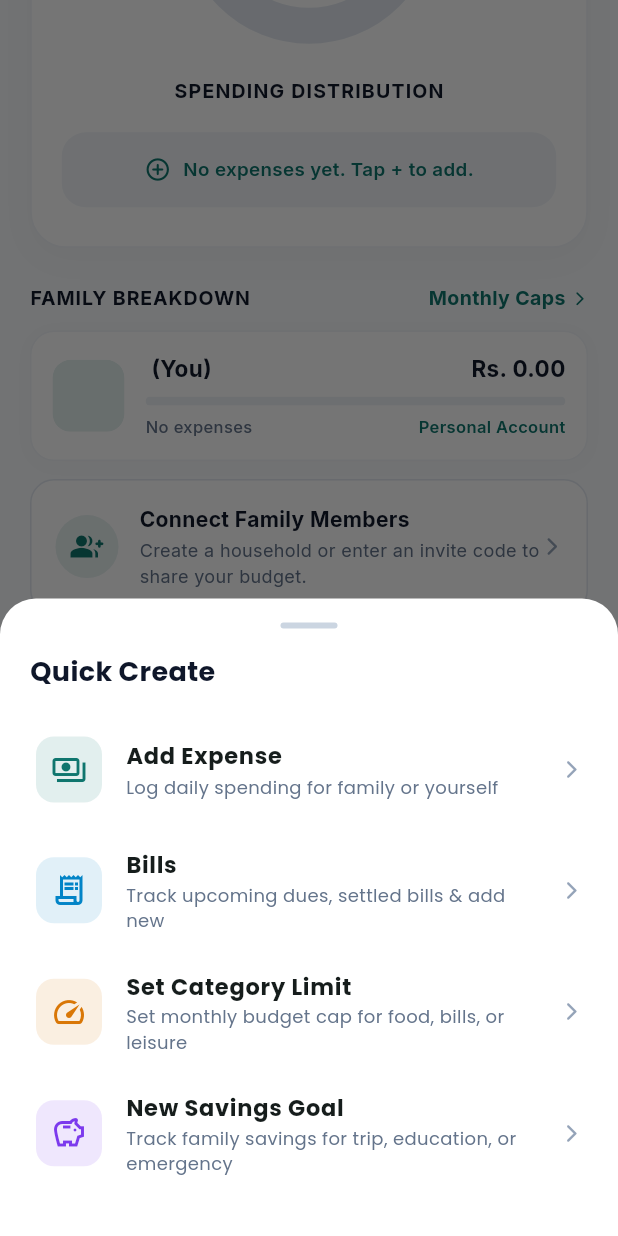
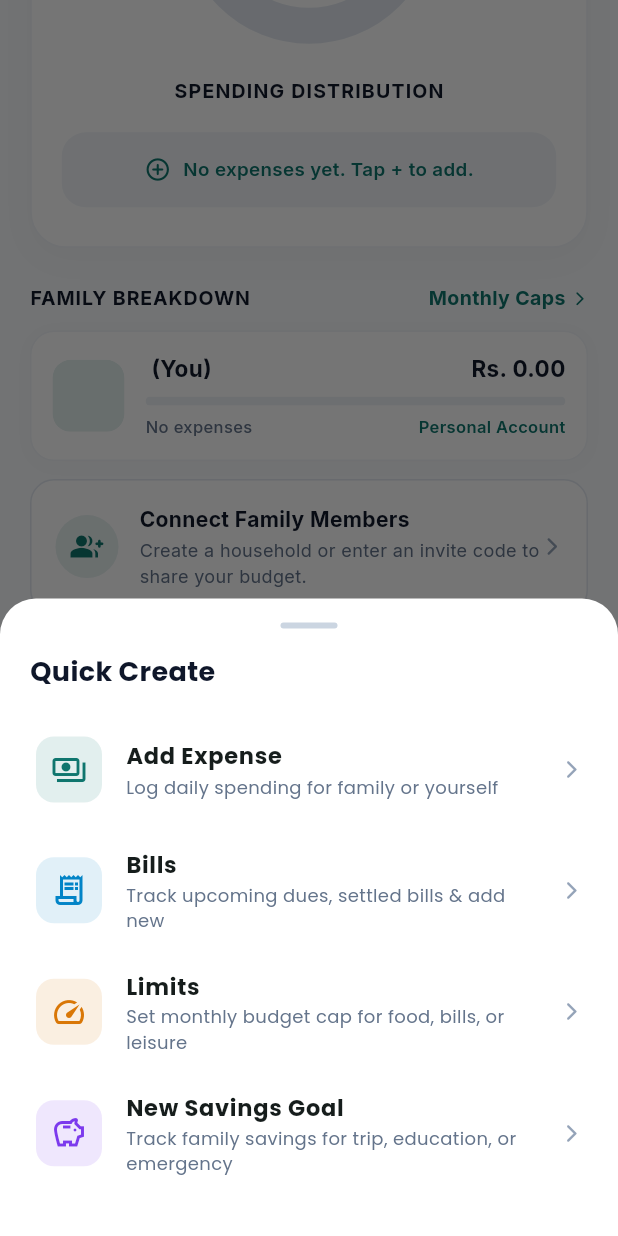
Before and after one commit to justtnikiyaa/family_budget_app, a Flutter app: the MainNavigationScreen screen opened directly with empty values, scrolled down 576 dp, after a tap on "Add", on a phone screen of 412 x 824 dp. Run offline on Flutter 3.47's test engine with Material 3 defaults, Android fonts, the phone set to English and light mode, and no system bars; our stand-ins replace cloud_firestore, firebase_auth, firebase_core, google_fonts, google_sign_in; accounts and stored records are empty.

Commit message:
refactor: wrap quick create bottom sheet and list tiles with Material widgets and update limits navigation

```diff
--- a/lib/screens/main_navigation.dart
+++ b/lib/screens/main_navigation.dart
@@ -217,12 +217,12 @@ class _MainNavigationScreenState extends State<MainNavigationScreen> {
     showModalBottomSheet(
       context: context,
       backgroundColor: Colors.transparent,
-      builder: (ctx) => Container(
+      builder: (ctx) => Material(
+        color: Colors.white,
+        borderRadius: const BorderRadius.vertical(top: Radius.circular(24)),
+        clipBehavior: Clip.antiAlias,
+        child: Padding(
           padding: const EdgeInsets.fromLTRB(20, 16, 20, 28),
-        decoration: const BoxDecoration(
-          color: Colors.white,
-          borderRadius: BorderRadius.vertical(top: Radius.circular(24)),
-        ),
           child: Column(
             mainAxisSize: MainAxisSize.min,
             crossAxisAlignment: CrossAxisAlignment.start,
@@ -275,11 +275,19 @@ class _MainNavigationScreenState extends State<MainNavigationScreen> {
               _buildActionSheetOption(
                 icon: Icons.speed_outlined,
                 color: const Color(0xFFD97706),
-              title: 'Set Category Limit',
+                title: 'Limits',
                 subtitle: 'Set monthly budget cap for food, bills, or leisure',
                 onTap: () {
                   Navigator.pop(ctx);
-                LimitsBillsScreen.showAddLimitDialog(context, activeUser);
+                  Navigator.push(
+                    context,
+                    MaterialPageRoute(
+                      builder: (_) => LimitsBillsScreen(
+                        currentUser: activeUser,
+                        initialIndex: 0,
+                      ),
+                    ),
+                  );
                 },
               ),
               _buildActionSheetOption(
@@ -295,6 +303,7 @@ class _MainNavigationScreenState extends State<MainNavigationScreen> {
             ],
           ),
         ),
+      ),
     );
   }
 
@@ -305,7 +314,9 @@ class _MainNavigationScreenState extends State<MainNavigationScreen> {
     required String subtitle,
     required VoidCallback onTap,
   }) {
-    return ListTile(
+    return Material(
+      color: Colors.transparent,
+      child: ListTile(
         contentPadding: const EdgeInsets.symmetric(vertical: 4, horizontal: 4),
         leading: Container(
           width: 44,
@@ -326,6 +337,7 @@ class _MainNavigationScreenState extends State<MainNavigationScreen> {
         ),
         trailing: const Icon(Icons.arrow_forward_ios_rounded, size: 14, color: Color(0xFF94A3B8)),
         onTap: onTap,
+      ),
     );
   }
 }
```
Lines whose indentation alone changed are shown as unchanged.
